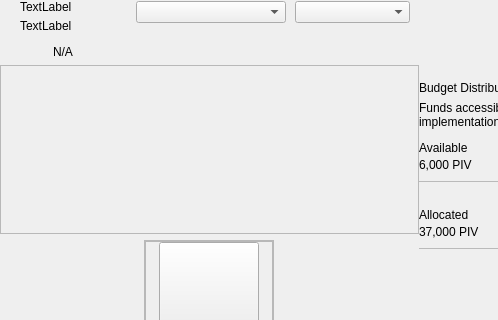
SOLARI-Project/SOLARI, file src/qt/pivx/forms/governancewidget.ui: the form before one commit; both pictures show x 0 to 498 and y 0 to 320 of the 629 by 406 pixel window.
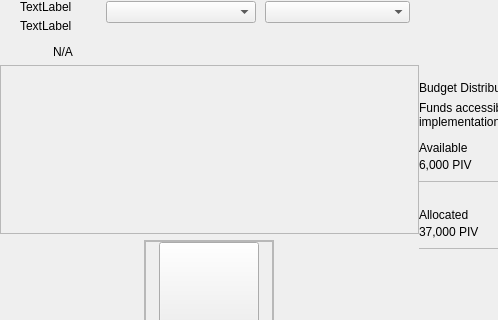
The form after the commit. Custom widgets are drawn as their Qt base class.

Commit message: GUI: governance widget, Add translations and generalize sort/filter combo-boxes view initialization.

What changed in the file:
```diff
--- a/src/qt/pivx/forms/governancewidget.ui
+++ b/src/qt/pivx/forms/governancewidget.ui
@@ -159,6 +159,12 @@
                 <height>0</height>
                </size>
               </property>
+              <property name="sizeAdjustPolicy">
+               <enum>QComboBox::AdjustToMinimumContentsLength</enum>
+              </property>
+              <property name="minimumContentsLength">
+               <number>15</number>
+              </property>
              </widget>
             </item>
            </layout>
```
The commit also changes 2 other files.
